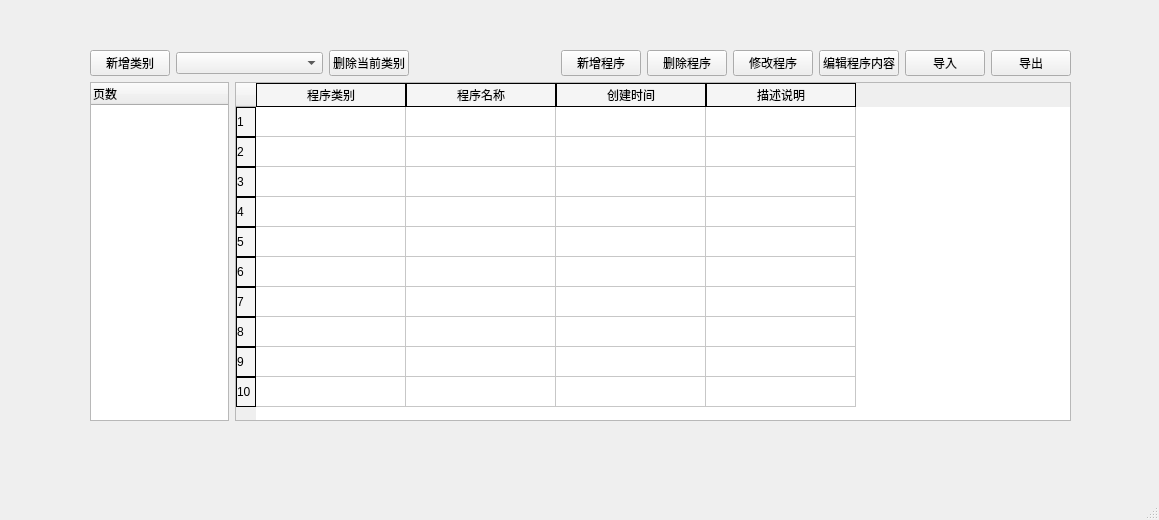
Before: the Qt Designer form startwindow.ui in woodfsg/QT_ConfigUI, drawn with Qt 5.
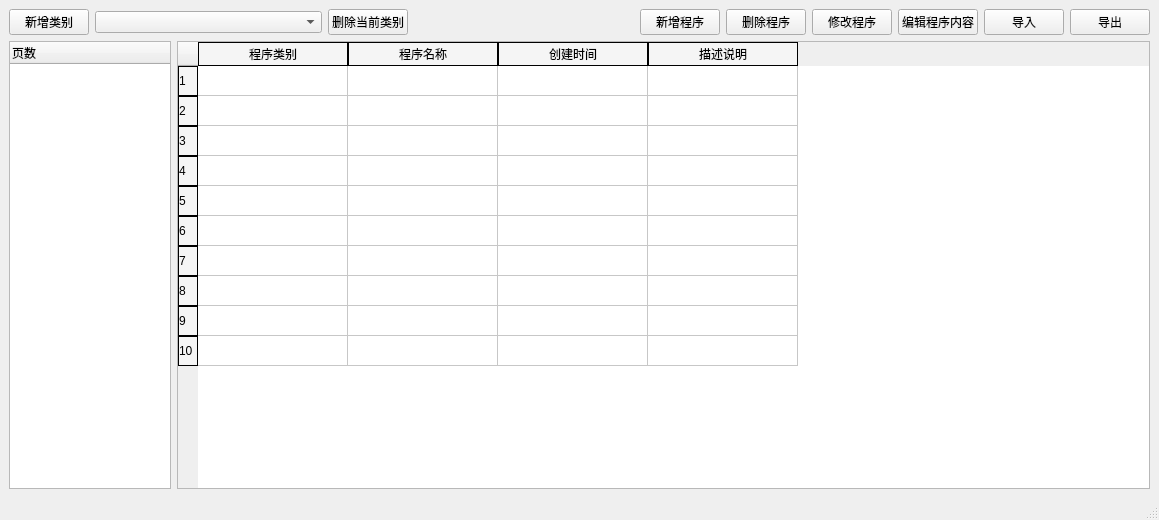
After: the same form once the commit is applied.

```diff
--- a/startwindow.ui
+++ b/startwindow.ui
@@ -14,15 +14,8 @@
    <string>MainWindow</string>
   </property>
   <widget class="QWidget" name="centralwidget">
-   <widget class="QWidget" name="layoutWidget">
-    <property name="geometry">
-     <rect>
-      <x>90</x>
-      <y>50</y>
-      <width>981</width>
-      <height>371</height>
-     </rect>
-    </property>
+   <layout class="QHBoxLayout" name="horizontalLayout_3">
+    <item>
     <layout class="QVBoxLayout" name="verticalLayout">
      <item>
       <layout class="QHBoxLayout" name="horizontalLayout_2">
@@ -263,7 +256,8 @@
       </layout>
      </item>
     </layout>
-   </widget>
+    </item>
+   </layout>
   </widget>
   <widget class="QMenuBar" name="menubar">
    <property name="geometry">
```
Lines whose indentation alone changed are shown as unchanged.
